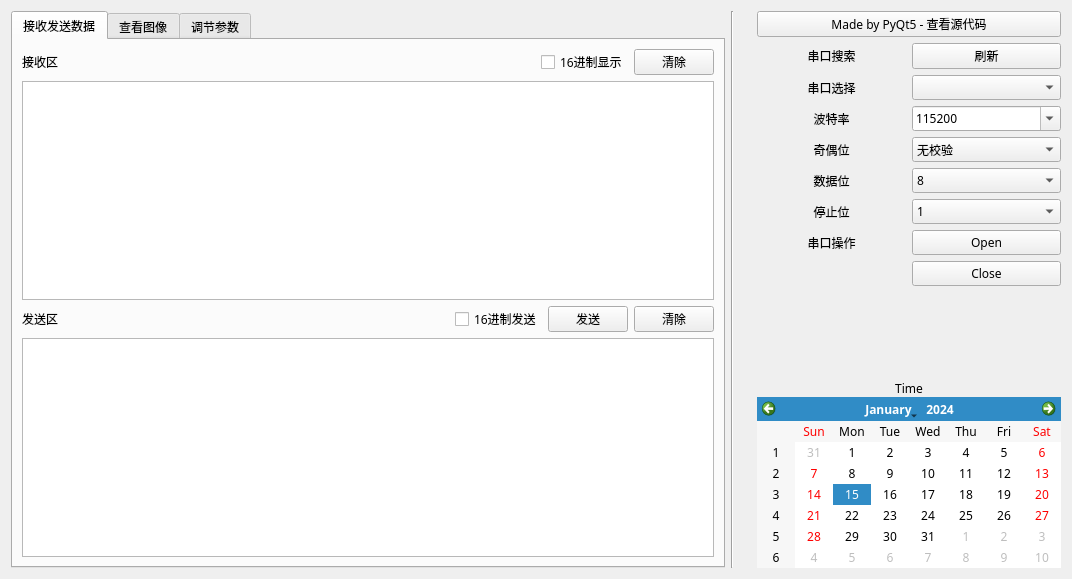
Before: the Qt Designer form GUI/SerialPort.ui in IronSublimate/PyQt-multifunctional-uart-helper, drawn with Qt 5.
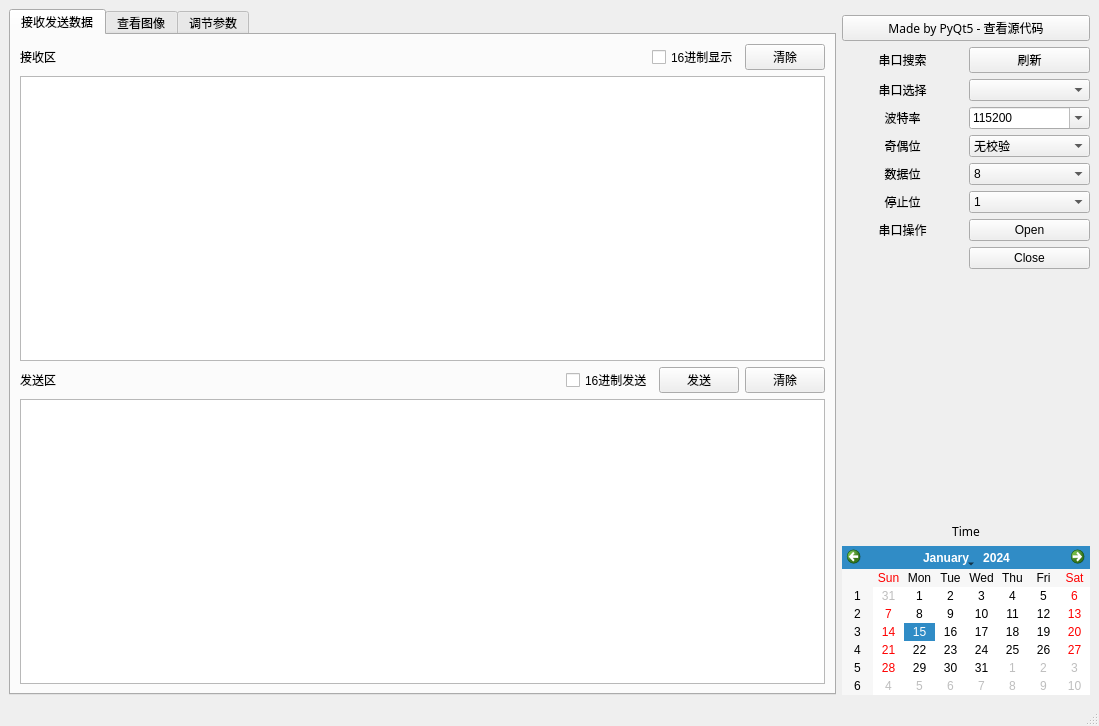
After: the same form once the commit is applied. The open tabs and pages were chosen to show the change. Icons and pictures are not drawn. Custom widgets are drawn as their Qt base class.

Commit message: 主界面改成QMainWindow

```diff
--- a/GUI/SerialPort.ui
+++ b/GUI/SerialPort.ui
@@ -1,33 +1,15 @@
 <?xml version="1.0" encoding="UTF-8"?>
 <ui version="4.0">
- <class>Form</class>
- <widget class="QWidget" name="Form">
-  <property name="windowModality">
-   <enum>Qt::NonModal</enum>
-  </property>
+ <class>MainWindow</class>
+ <widget class="QMainWindow" name="MainWindow">
   <property name="geometry">
    <rect>
     <x>0</x>
     <y>0</y>
-    <width>1072</width>
-    <height>579</height>
+    <width>1099</width>
+    <height>726</height>
    </rect>
   </property>
-  <property name="font">
-   <font>
-    <family>方正兰亭中黑_GBK</family>
-    <pointsize>9</pointsize>
-    <weight>50</weight>
-    <italic>false</italic>
-    <bold>false</bold>
-   </font>
-  </property>
-  <property name="cursor">
-   <cursorShape>PointingHandCursor</cursorShape>
-  </property>
-  <property name="mouseTracking">
-   <bool>false</bool>
-  </property>
   <property name="windowTitle">
    <string>PyQt智能车调试助手</string>
   </property>
@@ -35,13 +17,7 @@
    <iconset resource="../res/res.qrc">
     <normaloff>:/img/icon_128.ico</normaloff>:/img/icon_128.ico</iconset>
   </property>
-  <property name="styleSheet">
-   <string notr="true">/*color: rgb(255, 255, 255);
-background-color: rgb(25, 25, 25);
-font: 9pt &quot;方正兰亭中黑_GBK&quot;;*/</string>
-  </property>
-  <layout class="QHBoxLayout" name="horizontalLayout_5">
-   <item>
+  <widget class="QWidget" name="centralwidget">
     <layout class="QHBoxLayout" name="horizontalLayout_3">
      <item>
       <widget class="QTabWidget" name="tabWidget">
@@ -105,8 +81,8 @@
               <string>&lt;!DOCTYPE HTML PUBLIC &quot;-//W3C//DTD HTML 4.0//EN&quot; &quot;http://www.w3.org/TR/REC-html40/strict.dtd&quot;&gt;
 &lt;html&gt;&lt;head&gt;&lt;meta name=&quot;qrichtext&quot; content=&quot;1&quot; /&gt;&lt;style type=&quot;text/css&quot;&gt;
 p, li { white-space: pre-wrap; }
-&lt;/style&gt;&lt;/head&gt;&lt;body style=&quot; font-family:'SimSun'; font-size:9pt; font-weight:400; font-style:normal;&quot;&gt;
-&lt;p style=&quot;-qt-paragraph-type:empty; margin-top:0px; margin-bottom:0px; margin-left:0px; margin-right:0px; -qt-block-indent:0; text-indent:0px;&quot;&gt;&lt;br /&gt;&lt;/p&gt;&lt;/body&gt;&lt;/html&gt;</string>
+&lt;/style&gt;&lt;/head&gt;&lt;body style=&quot; font-family:'Noto Sans'; font-size:9pt; font-weight:400; font-style:normal;&quot;&gt;
+&lt;p style=&quot;-qt-paragraph-type:empty; margin-top:0px; margin-bottom:0px; margin-left:0px; margin-right:0px; -qt-block-indent:0; text-indent:0px; font-family:'SimSun';&quot;&gt;&lt;br /&gt;&lt;/p&gt;&lt;/body&gt;&lt;/html&gt;</string>
              </property>
             </widget>
            </item>
@@ -367,72 +343,15 @@
       </widget>
      </item>
      <item>
-      <layout class="QGridLayout" name="gridLayout_portInform">
-       <item row="17" column="1">
-        <widget class="QLabel" name="Time_Label">
-         <property name="sizePolicy">
-          <sizepolicy hsizetype="Preferred" vsizetype="Fixed">
-           <horstretch>0</horstretch>
-           <verstretch>0</verstretch>
-          </sizepolicy>
-         </property>
-         <property name="font">
-          <font>
-           <family>方正兰亭中黑_GBK</family>
-           <pointsize>9</pointsize>
-           <weight>50</weight>
-           <italic>false</italic>
-           <bold>false</bold>
-          </font>
-         </property>
-         <property name="text">
-          <string>Time</string>
-         </property>
-         <property name="alignment">
-          <set>Qt::AlignCenter</set>
-         </property>
-        </widget>
-       </item>
-       <item row="15" column="0">
-        <spacer name="verticalSpacer">
+     <layout class="QVBoxLayout" name="verticalLayout">
+      <item>
+       <widget class="Line" name="line_2">
          <property name="orientation">
           <enum>Qt::Vertical</enum>
          </property>
-         <property name="sizeType">
-          <enum>QSizePolicy::Expanding</enum>
-         </property>
-         <property name="sizeHint" stdset="0">
-          <size>
-           <width>20</width>
-           <height>40</height>
-          </size>
-         </property>
-        </spacer>
-       </item>
-       <item row="18" column="1">
-        <widget class="QCalendarWidget" name="calendarWidget">
-         <property name="sizePolicy">
-          <sizepolicy hsizetype="Fixed" vsizetype="Fixed">
-           <horstretch>0</horstretch>
-           <verstretch>0</verstretch>
-          </sizepolicy>
-         </property>
-         <property name="styleSheet">
-          <string notr="true">/*alternate-background-color: rgb(0, 0, 0);
-background-color: rgb(0, 0, 0);*/</string>
-         </property>
-         <property name="firstDayOfWeek">
-          <enum>Qt::Sunday</enum>
-         </property>
-         <property name="horizontalHeaderFormat">
-          <enum>QCalendarWidget::ShortDayNames</enum>
-         </property>
-         <property name="verticalHeaderFormat">
-          <enum>QCalendarWidget::ISOWeekNumbers</enum>
-         </property>
-        </widget>
-       </item>
-       <item row="1" column="1">
+       </widget>
+      </item>
+      <item>
         <widget class="QPushButton" name="About_Button">
          <property name="font">
           <font>
@@ -448,14 +367,7 @@
          </property>
         </widget>
        </item>
-       <item row="0" column="0" rowspan="19" colspan="2">
-        <widget class="Line" name="line_2">
-         <property name="orientation">
-          <enum>Qt::Vertical</enum>
-         </property>
-        </widget>
-       </item>
-       <item row="2" column="1">
+      <item>
         <layout class="QGridLayout" name="gridLayout">
          <item row="4" column="1">
           <widget class="QComboBox" name="comboBox_parity">
@@ -743,11 +655,85 @@
          </item>
         </layout>
        </item>
-      </layout>
-     </item>
+      <item>
+       <spacer name="verticalSpacer">
+        <property name="orientation">
+         <enum>Qt::Vertical</enum>
+        </property>
+        <property name="sizeType">
+         <enum>QSizePolicy::Expanding</enum>
+        </property>
+        <property name="sizeHint" stdset="0">
+         <size>
+          <width>20</width>
+          <height>40</height>
+         </size>
+        </property>
+       </spacer>
+      </item>
+      <item>
+       <widget class="QLabel" name="Time_Label">
+        <property name="sizePolicy">
+         <sizepolicy hsizetype="Preferred" vsizetype="Fixed">
+          <horstretch>0</horstretch>
+          <verstretch>0</verstretch>
+         </sizepolicy>
+        </property>
+        <property name="font">
+         <font>
+          <family>方正兰亭中黑_GBK</family>
+          <pointsize>9</pointsize>
+          <weight>50</weight>
+          <italic>false</italic>
+          <bold>false</bold>
+         </font>
+        </property>
+        <property name="text">
+         <string>Time</string>
+        </property>
+        <property name="alignment">
+         <set>Qt::AlignCenter</set>
+        </property>
+       </widget>
+      </item>
+      <item>
+       <widget class="QCalendarWidget" name="calendarWidget">
+        <property name="sizePolicy">
+         <sizepolicy hsizetype="Fixed" vsizetype="Fixed">
+          <horstretch>0</horstretch>
+          <verstretch>0</verstretch>
+         </sizepolicy>
+        </property>
+        <property name="styleSheet">
+         <string notr="true">/*alternate-background-color: rgb(0, 0, 0);
+background-color: rgb(0, 0, 0);*/</string>
+        </property>
+        <property name="firstDayOfWeek">
+         <enum>Qt::Sunday</enum>
+        </property>
+        <property name="horizontalHeaderFormat">
+         <enum>QCalendarWidget::ShortDayNames</enum>
+        </property>
+        <property name="verticalHeaderFormat">
+         <enum>QCalendarWidget::ISOWeekNumbers</enum>
+        </property>
+       </widget>
+      </item>
     </layout>
    </item>
   </layout>
+  </widget>
+  <widget class="QMenuBar" name="menubar">
+   <property name="geometry">
+    <rect>
+     <x>0</x>
+     <y>0</y>
+     <width>1099</width>
+     <height>22</height>
+    </rect>
+   </property>
+  </widget>
+  <widget class="QStatusBar" name="statusbar"/>
  </widget>
  <customwidgets>
   <customwidget>
```
Left out of the diff: 20 changed lines with no effect on the pictures. Lines whose indentation alone changed are shown as unchanged. The commit also changes 7 other files.
